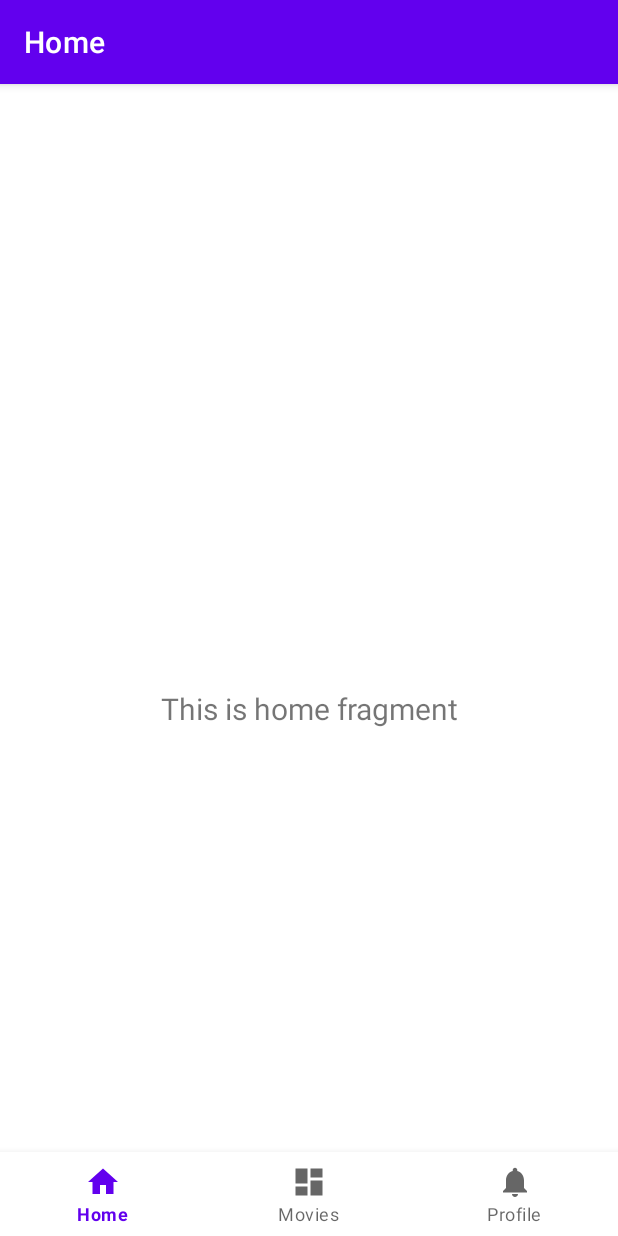
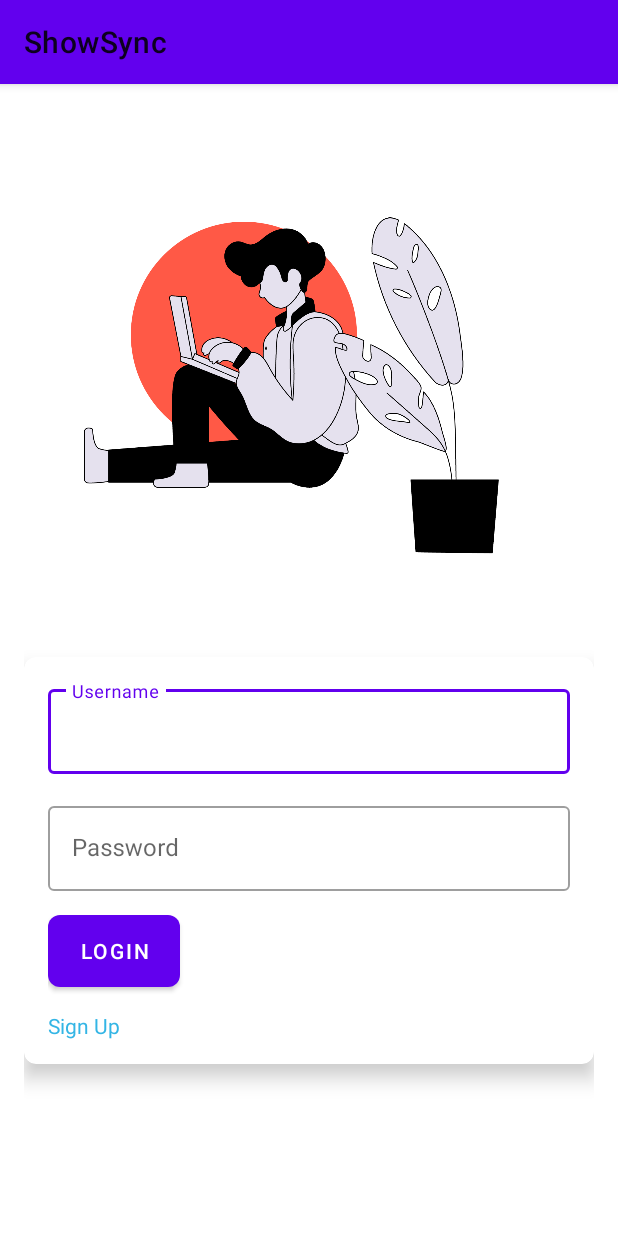
Before and after one commit to prabhjot0109/Online-Movie-Booking-App, an Android app: the screen it shows after launch (MainActivity before the commit, LoginActivity after it), on a phone screen of 412 x 824 dp. Run offline under Robolectric (Android 15) with nearby library versions, the phone set to English and light mode, and no system bars.

Commit message:
Login page added.

```diff
--- a/app/build.gradle.kts
+++ b/app/build.gradle.kts
@@ -46,4 +46,6 @@ dependencies {
     testImplementation(libs.junit)
     androidTestImplementation(libs.ext.junit)
     androidTestImplementation(libs.espresso.core)
+    implementation("com.google.android.material:material:1.4.0")
+
 }
--- a/app/src/main/AndroidManifest.xml
+++ b/app/src/main/AndroidManifest.xml
@@ -10,10 +10,10 @@
         android:label="@string/app_name"
         android:roundIcon="@mipmap/ic_launcher_round"
         android:supportsRtl="true"
-        android:theme="@style/Theme.OnlineMovieBookingApp"
+        android:theme="@style/NewLightTheme"
         tools:targetApi="31">
         <activity
-            android:name=".MainActivity"
+            android:name=".LoginActivity"
             android:exported="true"
             android:label="@string/app_name">
             <intent-filter>
@@ -22,6 +22,12 @@
                 <category android:name="android.intent.category.LAUNCHER" />
             </intent-filter>
         </activity>
+
+        <activity android:name=".MainActivity">
+
+
+        </activity>
+
     </application>
 
 </manifest>
--- /dev/null
+++ b/app/src/main/java/com/example/onlinemoviebookingapp/LoginActivity.java
@@ -0,0 +1,61 @@
+package com.example.onlinemoviebookingapp;
+
+import android.os.Bundle;
+import android.text.TextUtils;
+import android.view.View;
+import android.widget.Button;
+import android.widget.EditText;
+import android.widget.TextView;
+import android.widget.Toast;
+
+import androidx.appcompat.app.AppCompatActivity;
+
+public class LoginActivity extends AppCompatActivity {
+
+    private EditText usernameEditText;
+    private EditText passwordEditText;
+    private Button loginButton;
+    private TextView signUpTextView;
+
+    @Override
+    protected void onCreate(Bundle savedInstanceState) {
+        super.onCreate(savedInstanceState);
+        setContentView(R.layout.activity_login);
+
+        usernameEditText = findViewById(R.id.username);
+        passwordEditText = findViewById(R.id.password);
+        loginButton = findViewById(R.id.login);
+        signUpTextView = findViewById(R.id.signup);
+
+        loginButton.setOnClickListener(new View.OnClickListener() {
+            @Override
+            public void onClick(View v) {
+                String username = usernameEditText.getText().toString();
+                String password = passwordEditText.getText().toString();
+
+                if (TextUtils.isEmpty(username)) {
+                    Toast.makeText(LoginActivity.this, "Please enter username", Toast.LENGTH_SHORT).show();
+                    return;
+                }
+
+                if (TextUtils.isEmpty(password)) {
+                    Toast.makeText(LoginActivity.this, "Please enter password", Toast.LENGTH_SHORT).show();
+                    return;
+                }
+
+                // TODO: Implement your authentication logic here
+                Toast.makeText(LoginActivity.this, "Login button clicked", Toast.LENGTH_SHORT).show();
+            }
+        });
+
+        TextView signUpTextView = findViewById(R.id.signup);
+
+        signUpTextView.setOnClickListener(new View.OnClickListener() {
+            @Override
+            public void onClick(View v) {
+                // TODO: Implement your sign-up logic here
+                Toast.makeText(LoginActivity.this, "Sign Up text clicked", Toast.LENGTH_SHORT).show();
+            }
+        });
+    } // This is the closing brace for the onCreate method
+} // This is the closing brace for the LoginActivity class
--- /dev/null
+++ b/app/src/main/res/drawable/gradient_loginbutton.xml
@@ -0,0 +1,8 @@
+<?xml version="1.0" encoding="utf-8"?>
+<shape xmlns:android="http://schemas.android.com/apk/res/android">
+    <gradient
+        android:startColor="#FF7F50"
+        android:endColor="#FF6347"
+        android:angle="45" />
+    <corners android:radius="8dp" />
+</shape>
--- /dev/null
+++ b/app/src/main/res/layout/activity_login.xml
@@ -0,0 +1,84 @@
+<?xml version="1.0" encoding="utf-8"?>
+<RelativeLayout xmlns:android="http://schemas.android.com/apk/res/android"
+    xmlns:app="http://schemas.android.com/apk/res-auto"
+    android:layout_width="match_parent"
+    android:layout_height="match_parent"
+    android:padding="16dp">
+
+    <ImageView
+        android:id="@+id/imageView"
+        android:layout_width="300dp"
+        android:layout_height="300dp"
+        android:layout_centerHorizontal="true"
+        android:layout_marginTop="50dp"
+        android:src="@drawable/login_image" />
+
+    <androidx.cardview.widget.CardView
+        android:id="@+id/cardView"
+        android:layout_width="match_parent"
+        android:layout_height="wrap_content"
+        android:layout_below="@id/imageView"
+        android:layout_marginTop="16dp"
+        app:cardCornerRadius="8dp"
+        app:cardElevation="8dp"
+        app:contentPadding="16dp">
+
+        <RelativeLayout
+            android:layout_width="match_parent"
+            android:layout_height="wrap_content">
+
+            <com.google.android.material.textfield.TextInputLayout
+                android:id="@+id/usernameTextInputLayout"
+                style="@style/Widget.MaterialComponents.TextInputLayout.OutlinedBox"
+                android:layout_width="match_parent"
+                android:layout_height="wrap_content"
+                android:hint="Username">
+
+                <com.google.android.material.textfield.TextInputEditText
+                    android:id="@+id/username"
+                    android:layout_width="match_parent"
+                    android:layout_height="wrap_content"
+                    android:inputType="textEmailAddress"/>
+
+            </com.google.android.material.textfield.TextInputLayout>
+
+            <com.google.android.material.textfield.TextInputLayout
+                android:id="@+id/passwordTextInputLayout"
+                style="@style/Widget.MaterialComponents.TextInputLayout.OutlinedBox"
+                android:layout_width="match_parent"
+                android:layout_height="wrap_content"
+                android:hint="Password"
+                android:layout_below="@id/usernameTextInputLayout"
+                android:layout_marginTop="16dp">
+
+                <com.google.android.material.textfield.TextInputEditText
+                    android:id="@+id/password"
+                    android:layout_width="match_parent"
+                    android:layout_height="wrap_content"
+                    android:inputType="textPassword" />
+
+            </com.google.android.material.textfield.TextInputLayout>
+
+            <Button
+                android:id="@+id/login"
+                android:layout_width="wrap_content"
+                android:layout_height="wrap_content"
+                android:layout_below="@id/passwordTextInputLayout"
+                android:layout_marginTop="16dp"
+                android:text="Login"
+                android:background="@drawable/gradient_loginbutton"/>
+
+            <TextView
+                android:id="@+id/signup"
+                android:layout_width="wrap_content"
+                android:layout_height="wrap_content"
+                android:layout_below="@id/login"
+                android:layout_marginTop="16dp"
+                android:text="Sign Up"
+                android:textColor="@android:color/holo_blue_light" />
+
+        </RelativeLayout>
+
+    </androidx.cardview.widget.CardView>
+
+</RelativeLayout>
--- a/app/src/main/res/values/themes.xml
+++ b/app/src/main/res/values/themes.xml
@@ -13,4 +13,11 @@
         <item name="android:statusBarColor">?attr/colorPrimaryVariant</item>
         <!-- Customize your theme here. -->
     </style>
+
+    <!-- Your new theme. -->
+    <style name="NewLightTheme" parent="Theme.MaterialComponents.Light">
+
+        <!-- Customize your theme here. -->
+    </style>
+
 </resources>
```
Also changed, not shown: app/src/main/res/drawable/login_image.png (added).
